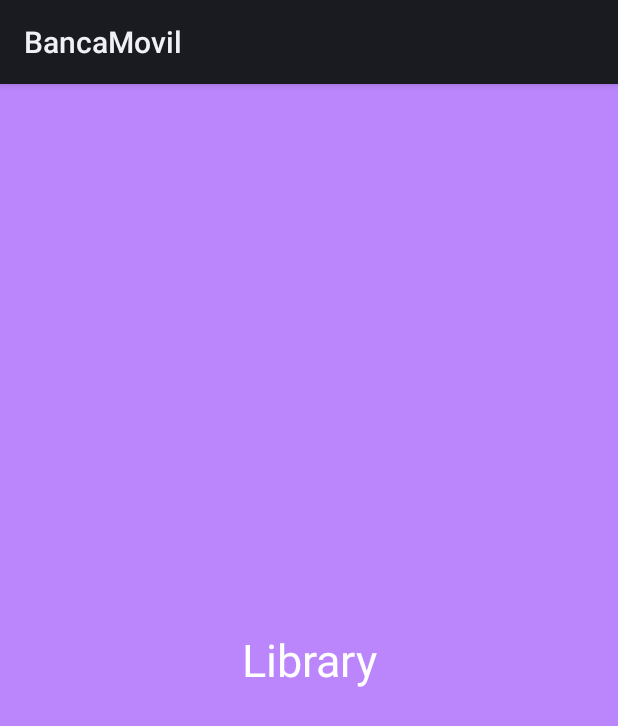
After one commit to pedrocampos123/BancaMovil, an Android app: the layout fragment_retiro.xml on its own in the app's theme, with its tools: preview values and no code run, on a phone screen of 412 x 824 dp. The commit adds this screen. Shown: the top 726 px of the screen. Run offline under Robolectric (Android 15) with nearby library versions, the phone set to English and light mode, and no system bars.

Commit message:
Mejoras
Cambio de los nombres de las referencias y cambo de iconos y de label

```diff
--- a/app/src/main/res/layout/fragment_library.xml
+++ b/app/src/main/res/layout/fragment_deposito.xml
@@ -4,13 +4,13 @@
     android:layout_width="match_parent"
     android:layout_height="match_parent"
     android:background="@color/purple_200"
-    tools:context=".FragmentLibrary">
+    tools:context=".FragmentDeposito">
 
     <!-- TODO: Update blank fragment layout -->
     <TextView
         android:layout_width="match_parent"
         android:layout_height="match_parent"
-        android:text="Library"
+        android:text="Subscriptions"
         android:gravity="center"
         android:textSize="30sp"
         android:textColor="@color/white"/>
--- /dev/null
+++ b/app/src/main/res/layout/fragment_retiro.xml
@@ -0,0 +1,18 @@
+<?xml version="1.0" encoding="utf-8"?>
+<FrameLayout xmlns:android="http://schemas.android.com/apk/res/android"
+    xmlns:tools="http://schemas.android.com/tools"
+    android:layout_width="match_parent"
+    android:layout_height="match_parent"
+    android:background="@color/purple_200"
+    tools:context=".FragmentRetiro">
+
+    <!-- TODO: Update blank fragment layout -->
+    <TextView
+        android:layout_width="match_parent"
+        android:layout_height="match_parent"
+        android:text="Library"
+        android:gravity="center"
+        android:textSize="30sp"
+        android:textColor="@color/white"/>
+
+</FrameLayout>
--- a/app/src/main/res/layout/fragment_subscriptions.xml
+++ b/app/src/main/res/layout/fragment_statement.xml
@@ -4,13 +4,13 @@
     android:layout_width="match_parent"
     android:layout_height="match_parent"
     android:background="@color/purple_200"
-    tools:context=".FragmentSubscriptions">
+    tools:context=".FragmentStatement">
 
     <!-- TODO: Update blank fragment layout -->
     <TextView
         android:layout_width="match_parent"
         android:layout_height="match_parent"
-        android:text="Subscriptions"
+        android:text="Statement"
         android:gravity="center"
         android:textSize="30sp"
         android:textColor="@color/white"/>
```
Also changed, not shown: app/src/main/java/com/example/bancamovil/DashboardActivity.java (+13 -10 lines), app/src/main/java/com/example/bancamovil/FragmentDeposito.java (renamed from app/src/main/java/com/example/bancamovil/FragmentSubscriptions.java, +7 -7 lines), app/src/main/java/com/example/bancamovil/FragmentRetiro.java (renamed from app/src/main/java/com/example/bancamovil/FragmentLibrary.java, +7 -7 lines), app/src/main/java/com/example/bancamovil/FragmentStatement.java (added, +64 -0 lines), app/src/main/java/com/example/bancamovil/FragmentTransferencias.java (renamed from app/src/main/java/com/example/bancamovil/FragmentShorts.java, +5 -7 lines), app/src/main/res/menu/bottom_menu.xml (+16 -9 lines), app/src/main/res/layout/fragment_transferencias.xml (renamed from app/src/main/res/layout/fragment_shorts.xml).
